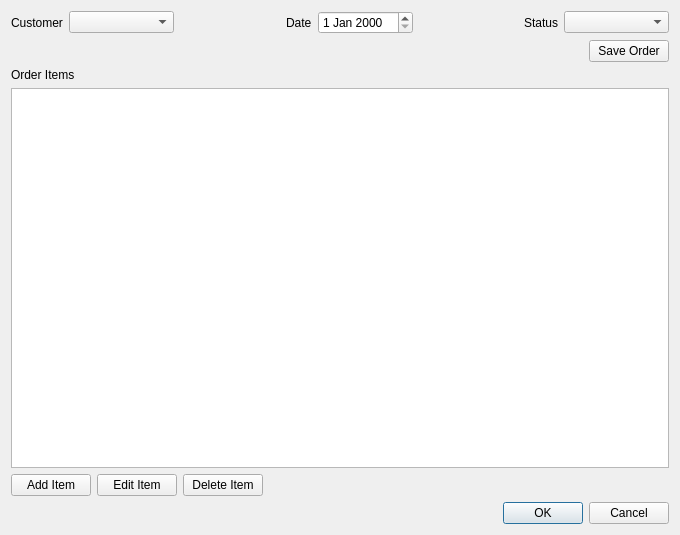
Before: the Qt Designer form ordereditor.ui in Jaeger790/bntcandles, drawn with Qt 5.
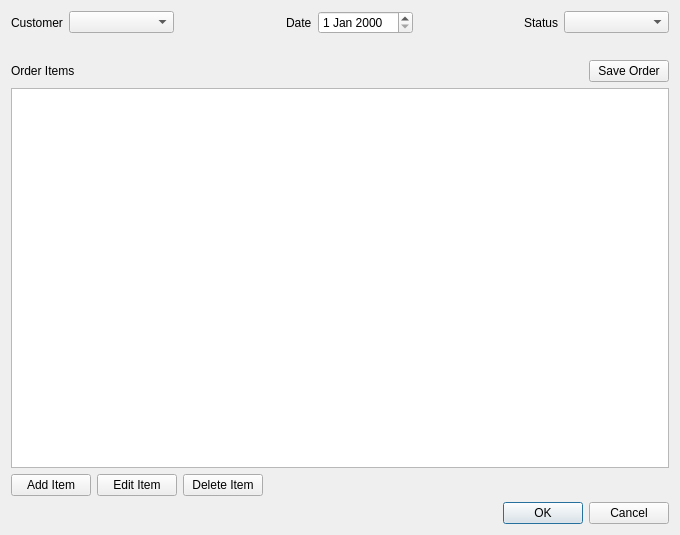
After: the same form once the commit is applied.

The edit to the form file:
```diff
--- a/ordereditor.ui
+++ b/ordereditor.ui
@@ -24,6 +24,12 @@
     <layout class="QVBoxLayout" name="verticalLayout">
      <item>
       <layout class="QHBoxLayout" name="horizontalLayout">
+       <property name="spacing">
+        <number>6</number>
+       </property>
+       <property name="bottomMargin">
+        <number>20</number>
+       </property>
        <item>
         <widget class="QLabel" name="addCustomerLabel">
          <property name="text">
@@ -107,6 +113,13 @@
      </item>
      <item>
       <layout class="QHBoxLayout" name="horizontalLayout_3">
+       <item>
+        <widget class="QLabel" name="detailTableLabel">
+         <property name="text">
+          <string>Order Items</string>
+         </property>
+        </widget>
+       </item>
        <item>
         <spacer name="horizontalSpacer_4">
          <property name="orientation">
@@ -131,13 +144,6 @@
      </item>
     </layout>
    </item>
-   <item>
-    <widget class="QLabel" name="detailTableLabel">
-     <property name="text">
-      <string>Order Items</string>
-     </property>
-    </widget>
-   </item>
    <item>
     <widget class="QTableView" name="itemsTable"/>
    </item>
```
